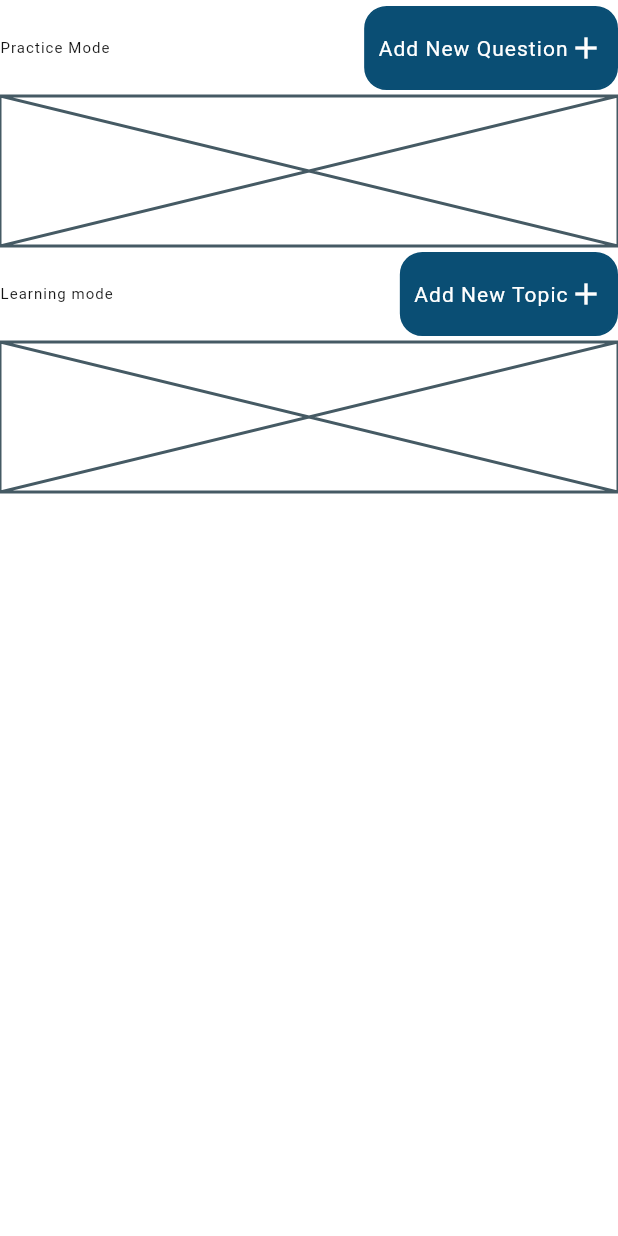
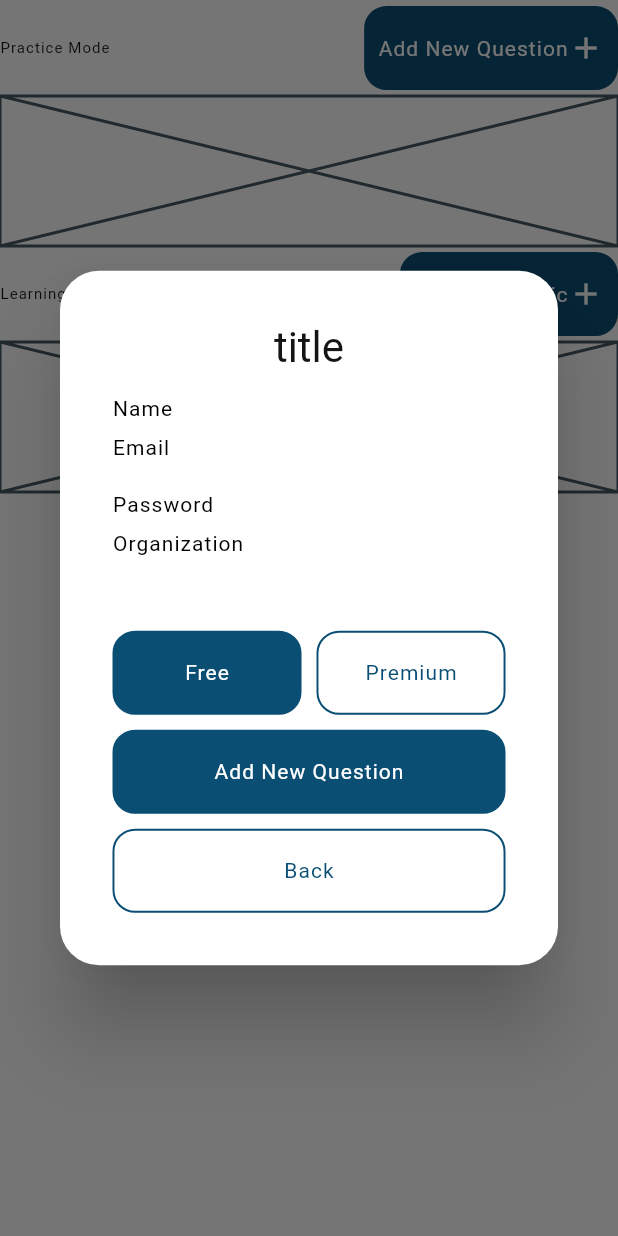
Before and after one commit to OlexandrVertey/adminecg, a Flutter app: the ContentManagementPage widget shown alone on an empty page, opened directly with empty values, after a tap on "Add New Question", on a phone screen of 412 x 824 dp. Run offline on Flutter 3.47's test engine with Material 3 defaults, Android fonts, the phone set to English and light mode, and no system bars; our stand-ins replace cloud_firestore, firebase_core, flutter_svg, image_picker, shared_preferences; accounts and stored records are empty; Roboto replaces fonts that are missing (assets/fonts/PlusJakartaSans-ExtraBold.ttf, assets/fonts/PlusJakartaSans-Medium.ttf, assets/fonts/PlusJakartaSans-Regular.ttf).

Commit message:
add photo picker and event dialog

```diff
--- a/lib/common/extensions/navigation.dart
+++ b/lib/common/extensions/navigation.dart
@@ -1,3 +1,5 @@
+import 'package:adminecg/common/models/event/event_model.dart';
+import 'package:adminecg/ui/event/create_event_module.dart';
 import 'package:adminecg/ui/main_management_page/main_management_page.dart';
 import 'package:flutter/material.dart';
 
@@ -5,5 +7,12 @@ extension ExtensionString on BuildContext {
   backPage() => Navigator.pop(this);
 
   openMainManagementPage() => Navigator.push(this, MaterialPageRoute(builder: (context) => const MainManagementPage()));
+  openEventDialog(Function() success, {EventModel? event}) => showDialog(
+    context: this,
+    builder: (_) => CreateEventModule(
+      eventModel: event,
+      success: success,
+    ),
+  );
 
 }
--- a/lib/common/models/event/event_model.dart
+++ b/lib/common/models/event/event_model.dart
@@ -1,3 +1,14 @@
-class EventModel{
+class EventModel {
+  final String id;
+  final String image;
+  final String text;
+  final String correctAnswer;
+  final String answerA;
+  final String answerB;
+  final String answerC;
+  final String answerD;
+  final bool isPremium;
+
+  EventModel({required this.id, required this.image, required this.text, required this.correctAnswer, required this.answerA, required this.answerB, required this.answerC, required this.answerD, required this.isPremium});
 
 }
--- a/lib/ui/content_management/content_management_page.dart
+++ b/lib/ui/content_management/content_management_page.dart
@@ -1,9 +1,10 @@
+import 'package:adminecg/common/extensions/navigation.dart';
 import 'package:adminecg/common/repo/event/event_repo.dart';
 import 'package:adminecg/common/repo/learning/learning_repo.dart';
 import 'package:adminecg/ui/widgets/add_event_widget.dart';
 import 'package:flutter/material.dart';
 
-class ContentManagementPage extends StatelessWidget {
+class ContentManagementPage extends StatefulWidget {
   const ContentManagementPage({
     super.key,
     required this.eventRepo,
@@ -14,6 +15,11 @@ class ContentManagementPage extends StatelessWidget {
   final LearningRepo learningRepo;
 
   @override
+  State<ContentManagementPage> createState() => _ContentManagementPageState();
+}
+
+class _ContentManagementPageState extends State<ContentManagementPage> {
+  @override
   Widget build(BuildContext context) {
     return SingleChildScrollView(
       child: Column(
@@ -21,7 +27,7 @@ class ContentManagementPage extends StatelessWidget {
           AddEventWidget(
             title: 'Practice Mode',
             textButton: 'Question',
-            onTap: () {},
+            onTap: () => context.openEventDialog(() => setState(() {})),
           ),
           SizedBox(
             height: 100,
--- /dev/null
+++ b/lib/ui/event/create_event_module.dart
@@ -0,0 +1,25 @@
+import 'package:adminecg/common/models/event/event_model.dart';
+import 'package:adminecg/common/repo/diagnosis/diagnosis_repo.dart';
+import 'package:adminecg/common/repo/event/event_repo.dart';
+import 'package:adminecg/ui/event/create_event_page.dart';
+import 'package:flutter/material.dart';
+import 'package:provider/provider.dart';
+
+class CreateEventModule extends StatelessWidget {
+  const CreateEventModule({super.key, this.eventModel, required this.success});
+
+  final Function() success;
+  final EventModel? eventModel;
+
+  @override
+  Widget build(BuildContext context) {
+    DiagnosisRepo diagnosisRepo = context.read<DiagnosisRepo>();
+    EventRepo eventRepo = context.read<EventRepo>();
+    return CreateEventPage(
+      diagnosisRepo: diagnosisRepo,
+      eventRepo: eventRepo,
+      eventModel: eventModel,
+      success: success,
+    );
+  }
+}
--- /dev/null
+++ b/lib/ui/event/create_event_page.dart
@@ -0,0 +1,168 @@
+import 'package:adminecg/common/extensions/navigation.dart';
+import 'package:adminecg/common/models/event/event_model.dart';
+import 'package:adminecg/common/repo/diagnosis/diagnosis_repo.dart';
+import 'package:adminecg/common/repo/event/event_repo.dart';
+import 'package:adminecg/ui/widgets/app_button.dart';
+import 'package:adminecg/ui/widgets/select_dialog_widget.dart';
+import 'package:flutter/material.dart';
+
+class CreateEventPage extends StatefulWidget {
+  const CreateEventPage({
+    super.key,
+    required this.diagnosisRepo,
+    required this.eventRepo,
+    required this.success,
+    this.eventModel,
+  });
+
+  final DiagnosisRepo diagnosisRepo;
+  final EventRepo eventRepo;
+  final Function() success;
+  final EventModel? eventModel;
+
+  @override
+  State<CreateEventPage> createState() => _CreateEventPageState();
+}
+
+class _CreateEventPageState extends State<CreateEventPage> {
+
+  String? image;
+  late final TextEditingController textController;
+  String? correctAnswer;
+  String? answerA;
+  String? answerB;
+  String? answerC;
+  String? answerD;
+  bool isPremium = false;
+
+  @override
+  void initState() {
+    textController = TextEditingController(text: widget.eventModel?.text);
+    if(widget.eventModel != null){
+      correctAnswer = widget.eventModel!.correctAnswer;
+      answerA = widget.eventModel!.answerA;
+      answerB = widget.eventModel!.answerB;
+      answerC = widget.eventModel!.answerC;
+      answerD = widget.eventModel!.answerD;
+    }
+    super.initState();
+  }
+
+  @override
+  Widget build(BuildContext context) {
+    return AlertDialog(
+      contentPadding: const EdgeInsets.all(35),
+      shape: RoundedRectangleBorder(
+        borderRadius: BorderRadius.circular(26.0),
+      ),
+      content: Container(
+        constraints: BoxConstraints(
+          maxWidth: 350
+        ),
+        child: Column(
+          // crossAxisAlignment: CrossAxisAlignment.start,
+          mainAxisSize: MainAxisSize.min,
+          children: [
+            Text(
+              'title',
+              // textAlign: TextAlign.center,
+              style: Theme.of(context)
+                  .textTheme
+                  .headlineMedium
+                  ?.copyWith(fontSize: 28),
+            ),
+            const SizedBox(height: 16),
+            Align(
+              alignment: Alignment.centerLeft,
+              child: Text(
+                "Name",
+                style: Theme.of(context)
+                    .textTheme
+                    .labelMedium
+                    ?.copyWith(fontSize: 14, color: Colors.black),
+              ),
+            ),
+            const SizedBox(height: 10),
+            Align(
+              alignment: Alignment.centerLeft,
+              child: Text(
+                "Email",
+                style: Theme.of(context)
+                    .textTheme
+                    .labelMedium
+                    ?.copyWith(fontSize: 14, color: Colors.black),
+              ),
+            ),
+            const SizedBox(height: 10),
+            const SizedBox(height: 12),
+            Align(
+              alignment: Alignment.centerLeft,
+              child: Text(
+                "Password",
+                style: Theme.of(context)
+                    .textTheme
+                    .labelMedium
+                    ?.copyWith(fontSize: 14, color: Colors.black),
+              ),
+            ),
+            const SizedBox(height: 10),
+            Align(
+              alignment: Alignment.centerLeft,
+              child: Text(
+                "Organization",
+                style: Theme.of(context)
+                    .textTheme
+                    .labelMedium
+                    ?.copyWith(fontSize: 14, color: Colors.black),
+              ),
+            ),
+            const SizedBox(height: 20),
+            const SelectDialogWidget(),
+            const SizedBox(height: 30),
+            _premium(),
+            const SizedBox(height: 10),
+            AppButton(
+              width: 370,
+              text: widget.eventModel != null ? 'Update Question' : 'Add New Question',
+              isActive: true,
+              // onTap: () => context.read<UserManagementProvider>().deleteUser(userUid: userUid),
+              onTap: () {},
+            ),
+            const SizedBox(height: 10),
+            AppButton(
+              width: 370,
+              text: 'Back',
+              isActive: false,
+              onTap: () => context.backPage(),
+            ),
+          ],
+        ),
+      ),
+    );
+  }
+
+  Widget _premium(){
+    return Row(
+      children: [
+        Expanded(
+          child: AppButton(
+            width: 370,
+            text: 'Free',
+            isActive: true,
+            // onTap: () => context.read<UserManagementProvider>().deleteUser(userUid: userUid),
+            onTap: () {},
+          ),
+        ),
+        const SizedBox(width: 10),
+        Expanded(
+          child: AppButton(
+            width: 370,
+            text: 'Premium',
+            isActive: false,
+            onTap: () => context.backPage(),
+          ),
+        ),
+      ],
+    );
+  }
+}
--- a/pubspec.yaml
+++ b/pubspec.yaml
@@ -42,6 +42,7 @@ dependencies:
   shared_preferences: ^2.2.0
   flutter_svg: ^2.0.0
   cloud_firestore: ^4.14.0
+  image_picker: ^1.1.2
 
 dev_dependencies:
   flutter_test:
```
Also changed, not shown: lib/ui/event/event_dialog.dart (added, +131 -0 lines), lib/ui/widgets/image_picker.dart (added, +11 -0 lines), pubspec.lock.
